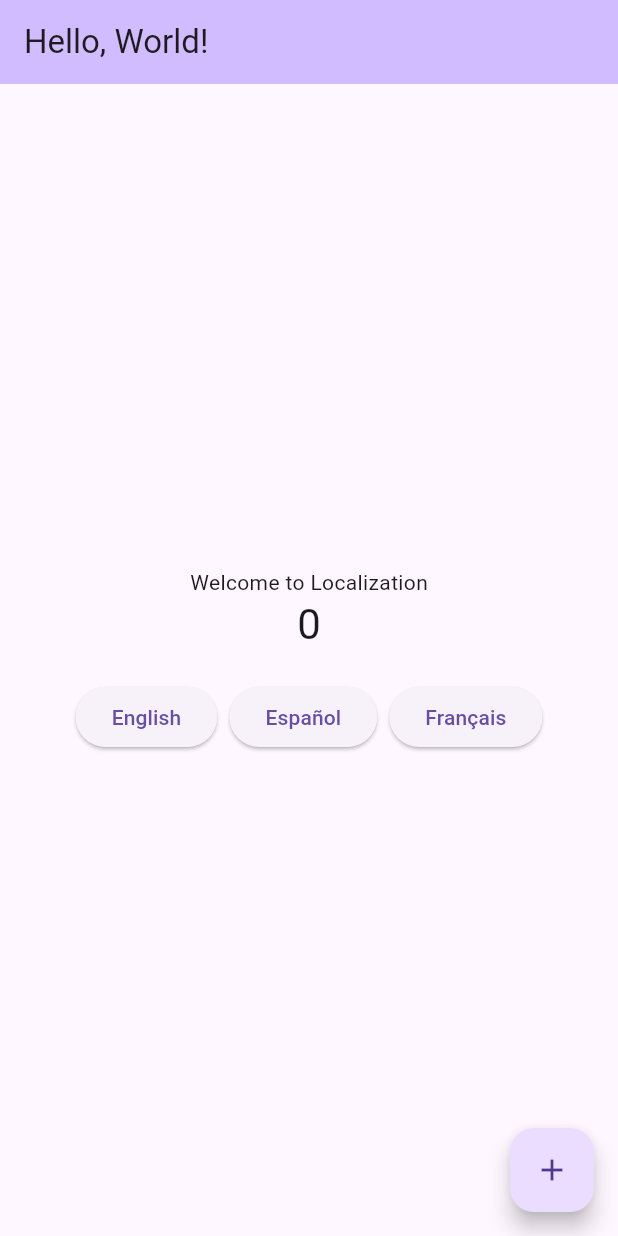
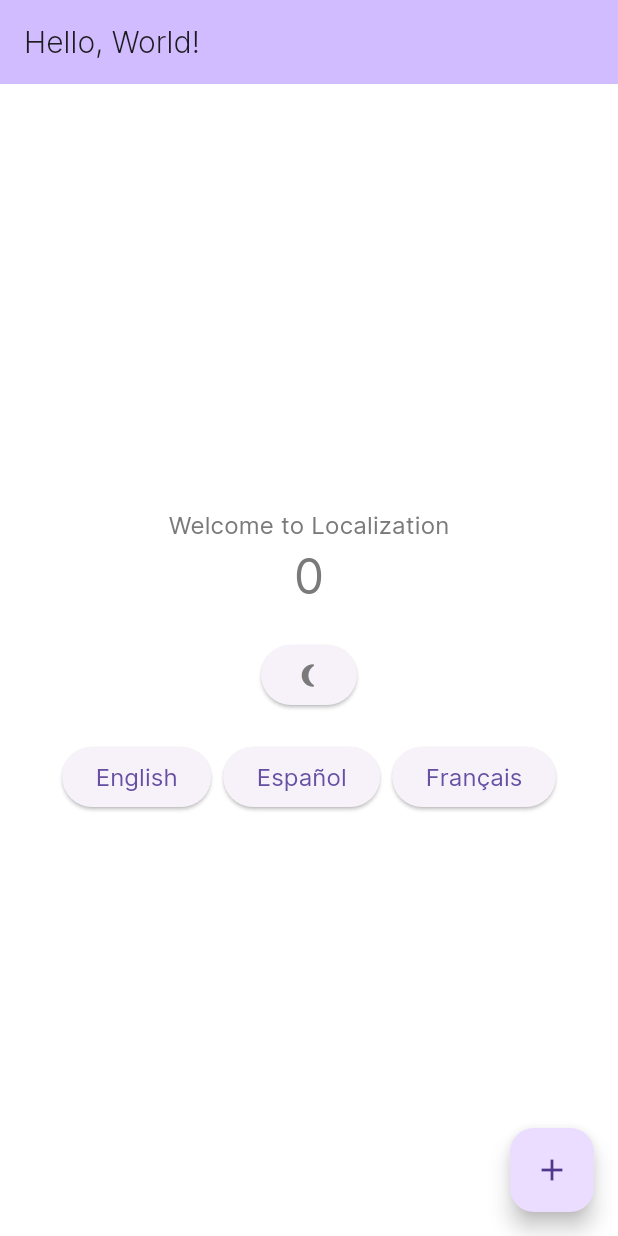
Before and after one commit to pactus-project/pactus-gui, a Flutter app: the screen it shows after launch, on a phone screen of 412 x 824 dp. Run offline on Flutter 3.47's test engine with Material 3 defaults, Android fonts, the phone set to English and light mode, and no system bars; our stand-ins replace bloc, equatable, flutter_bloc; generated files the repository leaves out were written again.

Commit message:
feature(features:main:theme): add theme manager for switch between `dark` and `light` themes

```diff
--- a/lib/main.dart
+++ b/lib/main.dart
@@ -2,6 +2,7 @@ import 'package:flutter/material.dart';
 import 'package:flutter_bloc/flutter_bloc.dart';
 import 'package:flutter_gen/gen_l10n/app_localizations.dart';
 import 'package:flutter_localizations/flutter_localizations.dart';
+import 'package:gui/src/features/main/theme/bloc/theme_bloc.dart';
 import 'src/features/main/language/presentation/bloc/language_bloc.dart';
 import 'src/features/splash_screen/presentation/screen/home_page.dart';
 
@@ -11,6 +12,9 @@ void main() {
       providers: [
         BlocProvider<LanguageBloc>(
           create: (_) => LanguageBloc(),
+        ),
+        BlocProvider<ThemeBloc>(
+          create: (_) => ThemeBloc(),
         ),
       ],
       child: MyApp(),
@@ -24,10 +28,13 @@ class MyApp extends StatelessWidget {
   @override
   Widget build(BuildContext context) {
     return BlocBuilder<LanguageBloc, LanguageState>(
-      builder: (context, state) {
+      builder: (context, languageState) {
+        return BlocBuilder<ThemeBloc, ThemeState>(
+          builder: (context, themeState) {
             return MaterialApp(
               title: 'Flutter Demo',
-          locale: state.selectedLanguage.value,
+              theme: themeState.themeData,
+              locale: languageState.selectedLanguage.value,
               localizationsDelegates: const [
                 AppLocalizations.delegate,
                 GlobalMaterialLocalizations.delegate,
@@ -43,5 +50,7 @@ class MyApp extends StatelessWidget {
             );
           },
         );
+      },
+    );
   }
 }
--- /dev/null
+++ b/lib/src/core/enums/theme_modes.dart
@@ -0,0 +1,11 @@
+/// # [ThemeModes] Documentation
+///
+/// An enumeration representing different modes of application themes.
+///
+/// ## Enum Overview
+///
+/// - Enum Name: [ThemeModes]
+/// - Values:
+///   - [light] : Represents the light theme mode.
+///   - [dark] : Represents the dark theme mode.
+enum ThemeModes { light, dark }
--- /dev/null
+++ b/lib/src/features/main/theme/bloc/theme_bloc.dart
@@ -0,0 +1,30 @@
+import 'package:flutter/material.dart';
+import 'package:flutter_bloc/flutter_bloc.dart';
+import 'package:gui/src/core/enums/theme_modes.dart';
+import 'package:gui/src/features/main/theme/theme_data/app_theme_data.dart';
+
+part 'theme_event.dart';
+part 'theme_state.dart';
+
+class ThemeBloc extends Bloc<ThemeEvent, ThemeState> {
+  ThemeBloc()
+      : super(
+          ThemeState.initial(AppThemeData.themeDataModes[ThemeModes.light]!),
+        ) {
+    on<ThemeChanged>(_onThemeChanged);
+  }
+
+  void _onThemeChanged(ThemeChanged event, Emitter<ThemeState> emit) {
+    final isLightTheme = event.theme == ThemeModes.light;
+
+    final textTheme =
+        isLightTheme ? AppThemeData.lightTextTheme : AppThemeData.darkTextTheme;
+
+    emit(
+      ThemeState.initial(
+        AppThemeData.themeDataModes[event.theme]!
+            .copyWith(textTheme: textTheme),
+      ),
+    );
+  }
+}
--- /dev/null
+++ b/lib/src/features/main/theme/bloc/theme_event.dart
@@ -0,0 +1,8 @@
+part of 'theme_bloc.dart';
+
+abstract class ThemeEvent {}
+
+class ThemeChanged extends ThemeEvent {
+  ThemeChanged({required this.theme});
+  final ThemeModes theme;
+}
--- /dev/null
+++ b/lib/src/features/main/theme/bloc/theme_state.dart
@@ -0,0 +1,10 @@
+part of 'theme_bloc.dart';
+
+class ThemeState {
+  ThemeState._({required this.themeData});
+
+  factory ThemeState.initial(ThemeData themeData) {
+    return ThemeState._(themeData: themeData);
+  }
+  final ThemeData themeData;
+}
--- /dev/null
+++ b/lib/src/features/main/theme/presentation/widgets/theme_selector.dart
@@ -0,0 +1,33 @@
+import 'package:flutter/material.dart';
+import 'package:flutter_bloc/flutter_bloc.dart';
+import 'package:gui/src/core/enums/theme_modes.dart';
+import 'package:gui/src/features/main/theme/bloc/theme_bloc.dart';
+import 'package:gui/src/features/main/theme/theme_data/pallets/on_surface_pallet.dart';
+
+class ThemeSelector extends StatelessWidget {
+  const ThemeSelector({super.key});
+
+  @override
+  Widget build(BuildContext context) {
+    final theme = Theme.of(context);
+    final isLightTheme = theme.brightness == Brightness.light;
+    return Row(
+      mainAxisAlignment: MainAxisAlignment.center,
+      children: [
+        ElevatedButton(
+          onPressed: () {
+            context.read<ThemeBloc>().add(
+                  ThemeChanged(
+                    theme: isLightTheme ? ThemeModes.dark : ThemeModes.light,
+                  ),
+                );
+          },
+          child: Icon(
+            isLightTheme ? Icons.nightlight_round_rounded : Icons.sunny,
+            color: theme.extension<OnSurfacePallet>()!.onSurface3,
+          ),
+        ),
+      ],
+    );
+  }
+}
--- /dev/null
+++ b/lib/src/features/main/theme/theme_data/app_theme_data.dart
@@ -0,0 +1,283 @@
+import 'package:flutter/material.dart';
+import 'package:gui/gen/fonts.gen.dart';
+import 'package:gui/src/core/enums/theme_modes.dart';
+import 'package:gui/src/features/main/theme/theme_data/pallets/on_surface_pallet.dart';
+import 'package:gui/src/features/main/theme/theme_data/pallets/surface_pallet.dart';
+
+/// ## [AppThemeData] Documentation
+///
+/// The [AppThemeData] class provides theming configurations for the
+/// application.
+/// It contains a static map that holds the `ThemeData` for both light and dark
+/// modes, allowing for easy theme management based on the user's preference.
+///
+class AppThemeData {
+  const AppThemeData._();
+  static final Map<ThemeModes, ThemeData> themeDataModes = {
+    // light ThemeData.
+    ThemeModes.light: ThemeData(
+      bottomNavigationBarTheme: BottomNavigationBarThemeData(
+        backgroundColor: SurfacePallet.light.surface3,
+      ),
+      scaffoldBackgroundColor: SurfacePallet.light.surface3,
+      brightness: Brightness.light,
+      dividerColor: OnSurfacePallet.light.onSurface1,
+      textTheme: lightTextTheme,
+      cardColor: SurfacePallet.light.surface3,
+      extensions: const <ThemeExtension<dynamic>>[
+        OnSurfacePallet.light,
+        SurfacePallet.light,
+      ],
+    ),
+
+    // dark ThemeData.
+    ThemeModes.dark: ThemeData(
+      brightness: Brightness.dark,
+      textTheme: darkTextTheme,
+      extensions: <ThemeExtension<dynamic>>[
+        OnSurfacePallet.dark,
+        SurfacePallet.dark,
+      ],
+    ),
+  };
+
+  static final lightTextTheme = TextTheme(
+    displaySmall: TextStyle(
+      fontFamily: FontFamily.inter,
+      color: SurfacePallet.light.surface3,
+      fontStyle: FontStyle.normal,
+      fontWeight: FontWeight.w700,
+      fontSize: 16,
+      height: 24 / 12,
+      leadingDistribution: TextLeadingDistribution.even,
+    ),
+    headlineLarge: TextStyle(
+      fontFamily: FontFamily.inter,
+      color: SurfacePallet.light.surface3,
+      fontStyle: FontStyle.normal,
+      fontWeight: FontWeight.w300,
+      fontSize: 36,
+      height: 52 / 36,
+      leadingDistribution: TextLeadingDistribution.even,
+    ),
+    headlineMedium: TextStyle(
+      fontFamily: FontFamily.inter,
+      color: SurfacePallet.light.surface3,
+      fontStyle: FontStyle.normal,
+      fontWeight: FontWeight.w400,
+      fontSize: 32,
+      height: 44 / 32,
+      leadingDistribution: TextLeadingDistribution.even,
+    ),
+    headlineSmall: TextStyle(
+      fontFamily: FontFamily.inter,
+      color: SurfacePallet.light.surface3,
+      fontStyle: FontStyle.normal,
+      fontWeight: FontWeight.w700,
+      fontSize: 24,
+      height: 36 / 24,
+      leadingDistribution: TextLeadingDistribution.even,
+    ),
+    titleLarge: TextStyle(
+      fontFamily: FontFamily.inter,
+      color: SurfacePallet.light.surface3,
+      fontStyle: FontStyle.normal,
+      fontWeight: FontWeight.w300,
+      fontSize: 20,
+      height: 28 / 20,
+      leadingDistribution: TextLeadingDistribution.even,
+    ),
+    titleMedium: TextStyle(
+      fontFamily: FontFamily.inter,
+      color: SurfacePallet.light.surface3,
+      fontStyle: FontStyle.normal,
+      fontWeight: FontWeight.w400,
+      fontSize: 16,
+      height: 24 / 16,
+      leadingDistribution: TextLeadingDistribution.even,
+    ),
+    titleSmall: TextStyle(
+      fontFamily: FontFamily.inter,
+      color: SurfacePallet.light.surface3,
+      fontStyle: FontStyle.normal,
+      fontWeight: FontWeight.w400,
+      fontSize: 12,
+      height: 16 / 12,
+      leadingDistribution: TextLeadingDistribution.even,
+    ),
+    bodyLarge: TextStyle(
+      fontFamily: FontFamily.inter,
+      color: SurfacePallet.light.surface3,
+      fontStyle: FontStyle.normal,
+      fontWeight: FontWeight.w300,
+      fontSize: 16,
+      height: 24 / 16,
+      leadingDistribution: TextLeadingDistribution.even,
+    ),
+    bodyMedium: TextStyle(
+      fontFamily: FontFamily.inter,
+      color: SurfacePallet.light.surface3,
+      fontStyle: FontStyle.normal,
+      fontWeight: FontWeight.w400,
+      fontSize: 14,
+      height: 20 / 14,
+      leadingDistribution: TextLeadingDistribution.even,
+    ),
+    bodySmall: TextStyle(
+      fontFamily: FontFamily.inter,
+      color: SurfacePallet.light.surface3,
+      fontStyle: FontStyle.normal,
+      fontWeight: FontWeight.w400,
+      fontSize: 12,
+      height: 18 / 12,
+      leadingDistribution: TextLeadingDistribution.even,
+    ),
+    labelLarge: TextStyle(
+      fontFamily: FontFamily.inter,
+      color: SurfacePallet.light.surface3,
+      fontStyle: FontStyle.normal,
+      fontWeight: FontWeight.w400,
+      fontSize: 16,
+      height: 20 / 16,
+      leadingDistribution: TextLeadingDistribution.even,
+    ),
+    labelMedium: TextStyle(
+      fontFamily: FontFamily.inter,
+      color: SurfacePallet.light.surface3,
+      fontStyle: FontStyle.normal,
+      fontWeight: FontWeight.w500,
+      fontSize: 14,
+      height: 20 / 14,
+      leadingDistribution: TextLeadingDistribution.even,
+    ),
+    labelSmall: TextStyle(
+      fontFamily: FontFamily.inter,
+      color: SurfacePallet.light.surface3,
+      fontStyle: FontStyle.normal,
+      fontWeight: FontWeight.w500,
+      fontSize: 10,
+      height: 16 / 10,
+      leadingDistribution: TextLeadingDistribution.even,
+    ),
+  );
+
+  static final darkTextTheme = TextTheme(
+    displaySmall: TextStyle(
+      fontFamily: FontFamily.inter,
+      color: SurfacePallet.light.surface3,
+      fontStyle: FontStyle.normal,
+      fontWeight: FontWeight.w700,
+      fontSize: 16,
+      height: 24 / 12,
+      leadingDistribution: TextLeadingDistribution.even,
+    ),
+    headlineLarge: TextStyle(
+      fontFamily: FontFamily.inter,
+      color: OnSurfacePallet.light.onSurface4,
+      fontStyle: FontStyle.normal,
+      fontWeight: FontWeight.w300,
+      fontSize: 36,
+      height: 52 / 36,
+      leadingDistribution: TextLeadingDistribution.even,
+    ),
+    headlineMedium: TextStyle(
+      fontFamily: FontFamily.inter,
+      color: OnSurfacePallet.light.onSurface4,
+      fontStyle: FontStyle.normal,
+      fontWeight: FontWeight.w400,
+      fontSize: 32,
+      height: 44 / 32,
+      leadingDistribution: TextLeadingDistribution.even,
+    ),
+    headlineSmall: TextStyle(
+      fontFamily: FontFamily.inter,
+      color: OnSurfacePallet.light.onSurface4,
+      fontStyle: FontStyle.normal,
+      fontWeight: FontWeight.w700,
+      fontSize: 24,
+      height: 36 / 24,
+      leadingDistribution: TextLeadingDistribution.even,
+    ),
+    titleLarge: TextStyle(
+      fontFamily: FontFamily.inter,
+      color: OnSurfacePallet.light.onSurface4,
+      fontStyle: FontStyle.normal,
+      fontWeight: FontWeight.w300,
+      fontSize: 20,
+      height: 28 / 20,
+      leadingDistribution: TextLeadingDistribution.even,
+    ),
+    titleMedium: TextStyle(
+      fontFamily: FontFamily.inter,
+      color: OnSurfacePallet.light.onSurface4,
+      fontStyle: FontStyle.normal,
+      fontWeight: FontWeight.w400,
+      fontSize: 16,
+      height: 24 / 16,
+      leadingDistribution: TextLeadingDistribution.even,
+    ),
+    titleSmall: TextStyle(
+      fontFamily: FontFamily.inter,
+      color: OnSurfacePallet.light.onSurface4,
+      fontStyle: FontStyle.normal,
+      fontWeight: FontWeight.w400,
+      fontSize: 12,
+      height: 16 / 12,
+      leadingDistribution: TextLeadingDistribution.even,
+    ),
+    bodyLarge: TextStyle(
+      fontFamily: FontFamily.inter,
+      color: OnSurfacePallet.light.onSurface4,
+      fontStyle: FontStyle.normal,
+      fontWeight: FontWeight.w300,
+      fontSize: 16,
+      height: 24 / 16,
+      leadingDistribution: TextLeadingDistribution.even,
+    ),
+    bodyMedium: TextStyle(
+      fontFamily: FontFamily.inter,
+      color: OnSurfacePallet.light.onSurface4,
+      fontStyle: FontStyle.normal,
+      fontWeight: FontWeight.w400,
+      fontSize: 14,
+      height: 20 / 14,
+      leadingDistribution: TextLeadingDistribution.even,
+    ),
+    bodySmall: TextStyle(
+      fontFamily: FontFamily.inter,
+      color: OnSurfacePallet.light.onSurface4,
+      fontStyle: FontStyle.normal,
+      fontWeight: FontWeight.w400,
+      fontSize: 12,
+      height: 18 / 12,
+      leadingDistribution: TextLeadingDistribution.even,
+    ),
+    labelLarge: TextStyle(
+      fontFamily: FontFamily.inter,
+      color: OnSurfacePallet.light.onSurface4,
+      fontStyle: FontStyle.normal,
+      fontWeight: FontWeight.w400,
+      fontSize: 16,
+      height: 20 / 16,
+      leadingDistribution: TextLeadingDistribution.even,
+    ),
+    labelMedium: TextStyle(
+      fontFamily: FontFamily.inter,
+      color: OnSurfacePallet.light.onSurface4,
+      fontStyle: FontStyle.normal,
+      fontWeight: FontWeight.w500,
+      fontSize: 14,
+      height: 20 / 14,
+      leadingDistribution: TextLeadingDistribution.even,
+    ),
+    labelSmall: TextStyle(
+      fontFamily: FontFamily.inter,
+      color: OnSurfacePallet.light.onSurface4,
+      fontStyle: FontStyle.normal,
+      fontWeight: FontWeight.w500,
+      fontSize: 10,
+      height: 16 / 10,
+      leadingDistribution: TextLeadingDistribution.even,
+    ),
+  );
+}
--- /dev/null
+++ b/lib/src/features/main/theme/theme_data/pallets/on_surface_pallet.dart
@@ -0,0 +1,100 @@
+import 'package:flutter/material.dart';
+
+@immutable
+class OnSurfacePallet extends ThemeExtension<OnSurfacePallet> {
+  const OnSurfacePallet({
+    required this.onSurface4,
+    required this.onSurface3,
+    required this.onSurface2,
+    required this.onSurface1,
+    required this.onSurface0,
+  });
+
+  final Color? onSurface4;
+  final Color? onSurface3;
+  final Color? onSurface2;
+  final Color? onSurface1;
+  final Color? onSurface0;
+
+  @override
+  OnSurfacePallet copyWith({
+    Color? onSurface4,
+    Color? onSurface3,
+    Color? onSurface2,
+    Color? onSurface1,
+    Color? onSurface0,
+  }) {
+    return OnSurfacePallet(
+      onSurface4: onSurface4 ?? this.onSurface4,
+      onSurface3: onSurface3 ?? this.onSurface3,
+      onSurface2: onSurface2 ?? this.onSurface2,
+      onSurface1: onSurface1 ?? this.onSurface1,
+      onSurface0: onSurface0 ?? this.onSurface0,
+    );
+  }
+
+  // Controls how the properties change on theme changes
+  @override
+  OnSurfacePallet lerp(ThemeExtension<OnSurfacePallet>? other, double t) {
+    if (other is! OnSurfacePallet) {
+      return this;
+    }
+    return OnSurfacePallet(
+      onSurface4: Color.lerp(onSurface4, other.onSurface4, t),
+      onSurface3: Color.lerp(onSurface3, other.onSurface3, t),
+      onSurface2: Color.lerp(onSurface2, other.onSurface2, t),
+      onSurface1: Color.lerp(onSurface1, other.onSurface1, t),
+      onSurface0: Color.lerp(onSurface0, other.onSurface0, t),
+    );
+  }
+
+  // Controls how it displays when the instance is being passed
+  // to the `print()` method.
+  @override
+  String toString() => 'OnSurfacePallet('
+      'onSurface4: $onSurface4, '
+      'onSurface3: $onSurface3, '
+      'onSurface2: $onSurface2, '
+      'onSurface1: $onSurface1, '
+      'onSurface0: $onSurface0, '
+      ')';
+
+  Color? getByIndex(int index) {
+    switch (index) {
+      case 4:
+        return onSurface4;
+      case 3:
+        return onSurface3;
+      case 2:
+        return onSurface2;
+      case 1:
+        return onSurface1;
+      case 0:
+        return onSurface0;
+      default:
+        throw Exception('Invalid OnSurfacePallet color index');
+    }
+  }
+
+  // the light theme
+  static const light = OnSurfacePallet(
+    onSurface4: Color(0xff222222),
+    //FIGMA: Black 100
+    onSurface3: Color(0xff7A7A7A),
+    //FIGMA: Black 60
+    onSurface2: Color(0xffBDBDBD),
+    //FIGMA: Black 30
+    onSurface1: Color(0xffE9E9E9),
+    //FIGMA: Black 10
+    onSurface0: Color(0xffF8F8F8), //FIGMA: Black 03
+  );
+
+  // the dark theme
+  static const dark = OnSurfacePallet(
+    onSurface4: Color(0xffF8F8F8),
+    onSurface3: Color(0xffE9E9E9),
+    onSurface2: Color(0xffBDBDBD),
+    onSurface1: Color(0xff7A7A7A),
+    onSurface0: Color(0xff222222),
+  );
+}
--- a/lib/src/features/splash_screen/presentation/screen/home_page.dart
+++ b/lib/src/features/splash_screen/presentation/screen/home_page.dart
@@ -1,6 +1,8 @@
 import 'package:flutter/material.dart';
 import 'package:flutter_gen/gen_l10n/app_localizations.dart';
 import 'package:gui/src/features/main/language/presentation/widget/language_widget.dart';
+import 'package:gui/src/features/main/theme/presentation/widgets/theme_selector.dart';
+import 'package:gui/src/features/main/theme/theme_data/pallets/on_surface_pallet.dart';
 
 class MyHomePage extends StatefulWidget {
   const MyHomePage({super.key});
@@ -18,22 +20,30 @@ class _MyHomePageState extends State<MyHomePage> {
 
   @override
   Widget build(BuildContext context) {
+    final theme = Theme.of(context);
     return Scaffold(
       appBar: AppBar(
-        backgroundColor: Theme.of(context).colorScheme.inversePrimary,
-        title: Text(AppLocalizations.of(context)?.title ?? ''),
+        backgroundColor: theme.colorScheme.inversePrimary,
+        title: Text(AppLocalizations.of(context)!.title),
       ),
       body: Center(
         child: Column(
           mainAxisAlignment: MainAxisAlignment.center,
           children: <Widget>[
             Text(
-              AppLocalizations.of(context)?.subtitle ?? '',
+              AppLocalizations.of(context)!.subtitle,
+              style: theme.textTheme.titleMedium!.copyWith(
+                color: theme.extension<OnSurfacePallet>()!.onSurface3,
+              ),
             ),
             Text(
               '$_counter',
-              style: Theme.of(context).textTheme.headlineMedium,
+              style: theme.textTheme.headlineMedium!.copyWith(
+                color: theme.extension<OnSurfacePallet>()!.onSurface3,
+              ),
             ),
+            const SizedBox(height: 20),
+            const ThemeSelector(),
             const SizedBox(height: 20),
             const LanguageSelector(), // Add the language selector here
           ],
```
Also changed, not shown: lib/gen/assets.gen.dart (added, +141 -0 lines), lib/gen/fonts.gen.dart (added, +15 -0 lines), lib/src/features/main/theme/theme_data/pallets/surface_pallet.dart (added, +72 -0 lines), pubspec.yaml (+7 -0 lines). Lines whose indentation alone changed are shown as unchanged.
